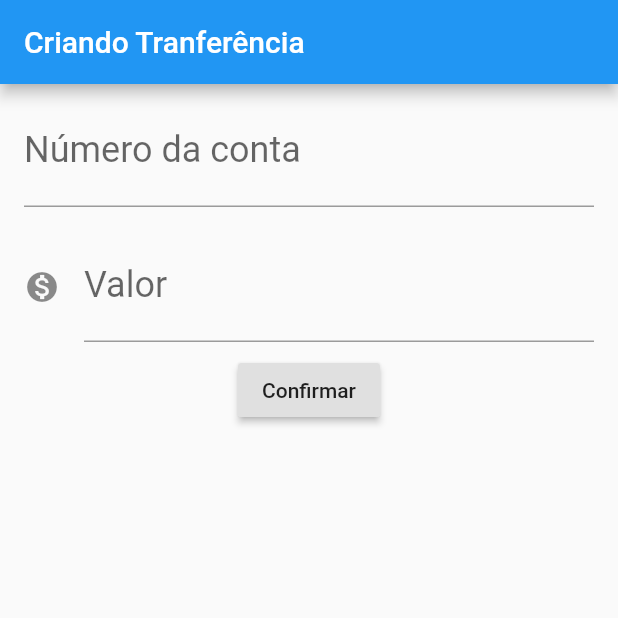
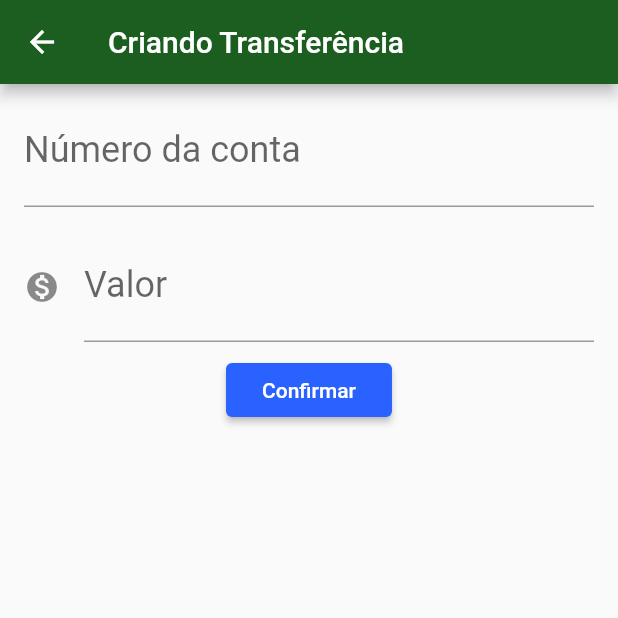
Before and after one commit to liebersonsantos/bytebank_flutter, a Flutter app: the TransferForm screen opened directly, after a tap on "Confirmar", on a phone screen of 412 x 824 dp, the top half of it. Run offline on Flutter 3.47's test engine with Material 2 defaults, Android fonts, the phone set to English and light mode, and no system bars.

```diff
--- a/lib/TransferForm.dart
+++ /dev/null
@@ -1,36 +0,0 @@
-import 'package:bytebank/Editor.dart';
-import 'package:bytebank/Transfer.dart';
-import 'package:flutter/material.dart';
-import 'package:flutter/services.dart';
-
-class TransferForm extends StatelessWidget {
-  final TextEditingController _controllerAccountNumber = TextEditingController();
-  final TextEditingController _controllerValue = TextEditingController();
-
-  int accountNumber;
-  double value;
-
-  @override
-  Widget build(BuildContext context) {
-    return Scaffold(
-        appBar: AppBar(title: Text('Criando Tranferência')),
-        body: Column(
-          children: [
-            Editor(controller: _controllerAccountNumber, label: 'Número da conta', hint: '0000'),
-            Editor(controller: _controllerValue, label: 'Valor', hint: '0.0', icon: Icons.monetization_on),
-            RaisedButton(
-                child: Text('Confirmar'),
-                onPressed: () => _createTransfer())
-          ],
-        ));
-  }
-
-  void _createTransfer() {
-     accountNumber = int.tryParse(_controllerAccountNumber.text);
-    value = double.tryParse(_controllerValue.text);
-
-    if(accountNumber != null && value != null){
-      final transfer = Transfer(value, accountNumber);
-    }
-  }
-}
--- /dev/null
+++ b/lib/screens/main.dart
@@ -0,0 +1,6 @@
+import 'package:bytebank/screens/byte_bank_app.dart';
+import 'package:flutter/material.dart';
+
+void main() {
+  runApp(ByteBankApp());
+}
--- a/lib/ItemTransfer.dart
+++ b/lib/screens/transfer/item_transfer.dart
@@ -1,4 +1,4 @@
-import 'package:bytebank/Transfer.dart';
+import 'package:bytebank/model/transfer.dart';
 import 'package:flutter/cupertino.dart';
 import 'package:flutter/material.dart';
 
--- /dev/null
+++ b/lib/screens/transfer/transfer_form.dart
@@ -0,0 +1,60 @@
+import 'package:bytebank/components/editor.dart';
+import 'package:bytebank/model/transfer.dart';
+import 'package:flutter/material.dart';
+
+const _appBarTitle = 'Criando Transferência';
+const _labelAccountNumber = 'Número da conta';
+const _hintAccountNumber = '0000';
+const _labelValue = 'Valor';
+const _hintValue = '0.00';
+const _confirm = 'Confirmar';
+
+class TransferForm extends StatefulWidget {
+  @override
+  State<StatefulWidget> createState() {
+    return TransferFormState();
+  }
+}
+
+class TransferFormState extends State<TransferForm> {
+  final TextEditingController _controllerAccountNumber =
+      TextEditingController();
+  final TextEditingController _controllerValue = TextEditingController();
+
+  int accountNumber;
+  double value;
+
+  @override
+  Widget build(BuildContext context) {
+    return Scaffold(
+        appBar: AppBar(title: Text(_appBarTitle)),
+        body: SingleChildScrollView(
+          child: Column(
+            children: [
+              Editor(
+                  controller: _controllerAccountNumber,
+                  label: _labelAccountNumber,
+                  hint: _hintAccountNumber),
+              Editor(
+                  controller: _controllerValue,
+                  label: _labelValue,
+                  hint: _hintValue,
+                  icon: Icons.monetization_on),
+              RaisedButton(
+                  child: Text(_confirm),
+                  onPressed: () => _createTransfer(context)),
+            ],
+          ),
+        ));
+  }
+
+  void _createTransfer(BuildContext context) {
+    accountNumber = int.tryParse(_controllerAccountNumber.text);
+    value = double.tryParse(_controllerValue.text);
+
+    if (accountNumber != null && value != null) {
+      final transfer = Transfer(value, accountNumber);
+      Navigator.pop(context, transfer);
+    }
+  }
+}
```
Also changed, not shown: lib/ByteBankApp.dart (deleted, +0 -15 lines), lib/ColumnTransferList.dart (deleted, +0 -23 lines), lib/main.dart (deleted, +0 -8 lines), lib/screens/byte_bank_app.dart (added, +20 -0 lines), lib/screens/transfer/column_transfer_list.dart (added, +48 -0 lines), lib/components/editor.dart (renamed from lib/Editor.dart), lib/model/transfer.dart (renamed from lib/Transfer.dart), 1 other file.
